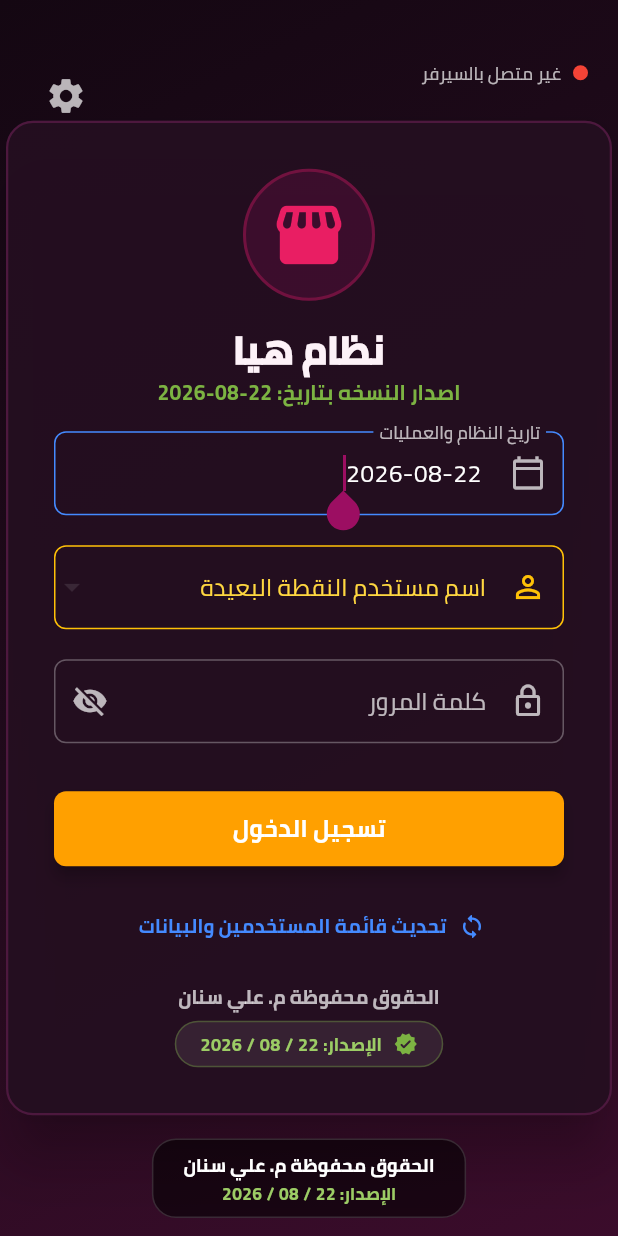
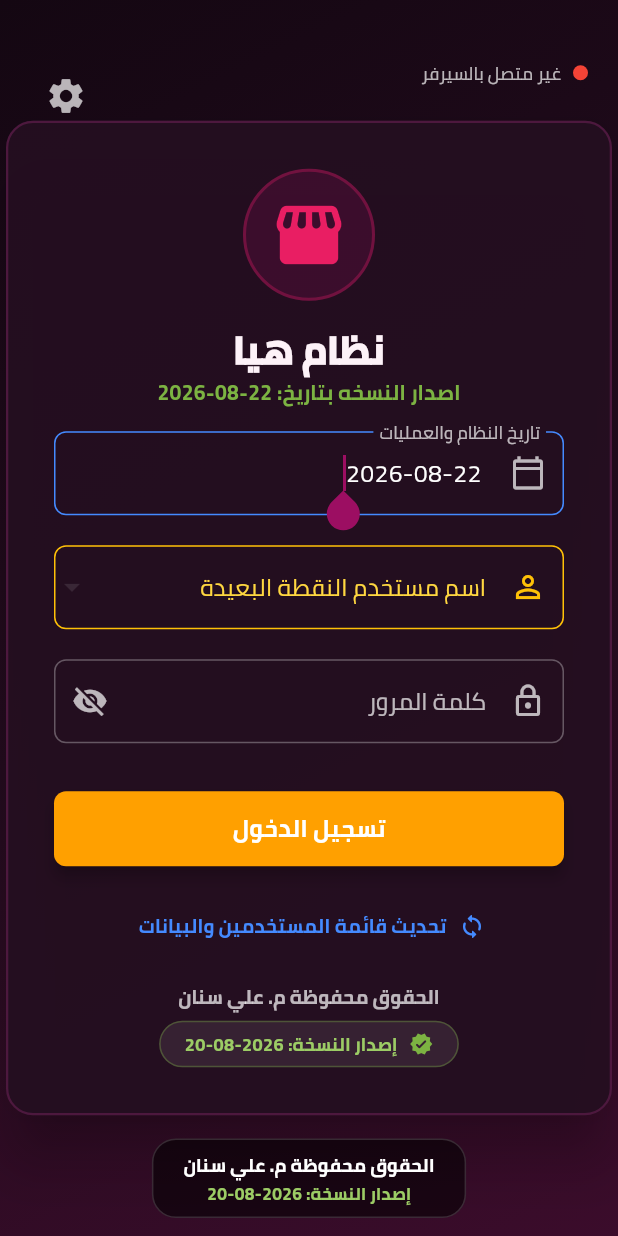
Before and after one commit to senanye/HayaPOS-2026, a Flutter app: the screen it shows after launch, on a phone screen of 412 x 824 dp. Run offline on Flutter 3.47's test engine with Material 3 defaults, Android fonts, the phone set to English and light mode, and no system bars; our stand-ins replace flutter_svg, shared_preferences; missing offline and left inert: barcode, dart:js, universal_html; accounts and stored records are empty; network calls fail.

Commit message:
Fix login screen version to 2026-08-20

```diff
--- a/lib/views/login_view.dart
+++ b/lib/views/login_view.dart
@@ -1752,7 +1752,7 @@ class _LoginViewState extends State<LoginView> {
                                     const Icon(Icons.verified_rounded, size: 16, color: Color(0xFF7CB342)),
                                     const SizedBox(width: 8),
                                     Text(
-                                      'الإصدار: ' + DateFormat('dd / MM / yyyy').format(DateTime.now()),
+                                      const String.fromEnvironment('APP_VERSION', defaultValue: 'إصدار النسخة: 2026-08-20'),
                                       style: const TextStyle(
                                         color: Color(0xFF9CCC65),
                                         fontFamily: 'Cairo',
@@ -1799,9 +1799,9 @@ class _LoginViewState extends State<LoginView> {
                       ),
                     ),
                     const SizedBox(height: 3),
-                    Text(
-                      'الإصدار: ' + DateFormat('dd / MM / yyyy').format(DateTime.now()),
-                      style: const TextStyle(
+                    const Text(
+                      'إصدار النسخة: 2026-08-20',
+                      style: TextStyle(
                         color: Color(0xFF9CCC65),
                         fontFamily: 'Cairo',
                         fontSize: 11.5,
```
Also changed, not shown: version.json (+3 -8 lines), 1 other file.
